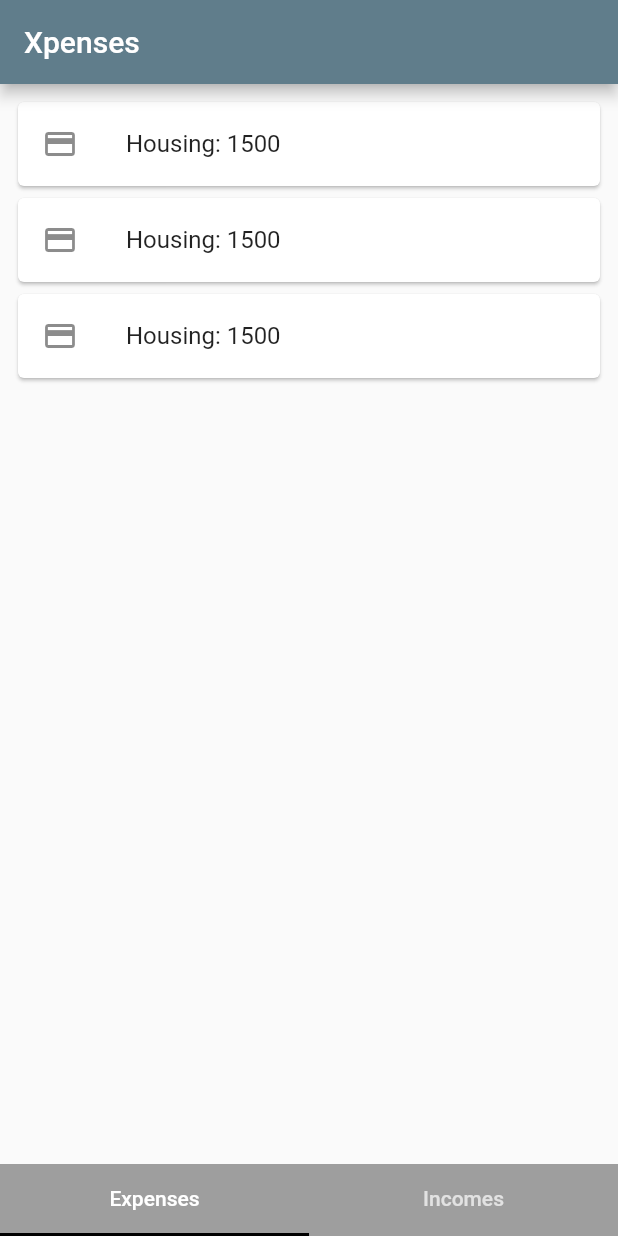
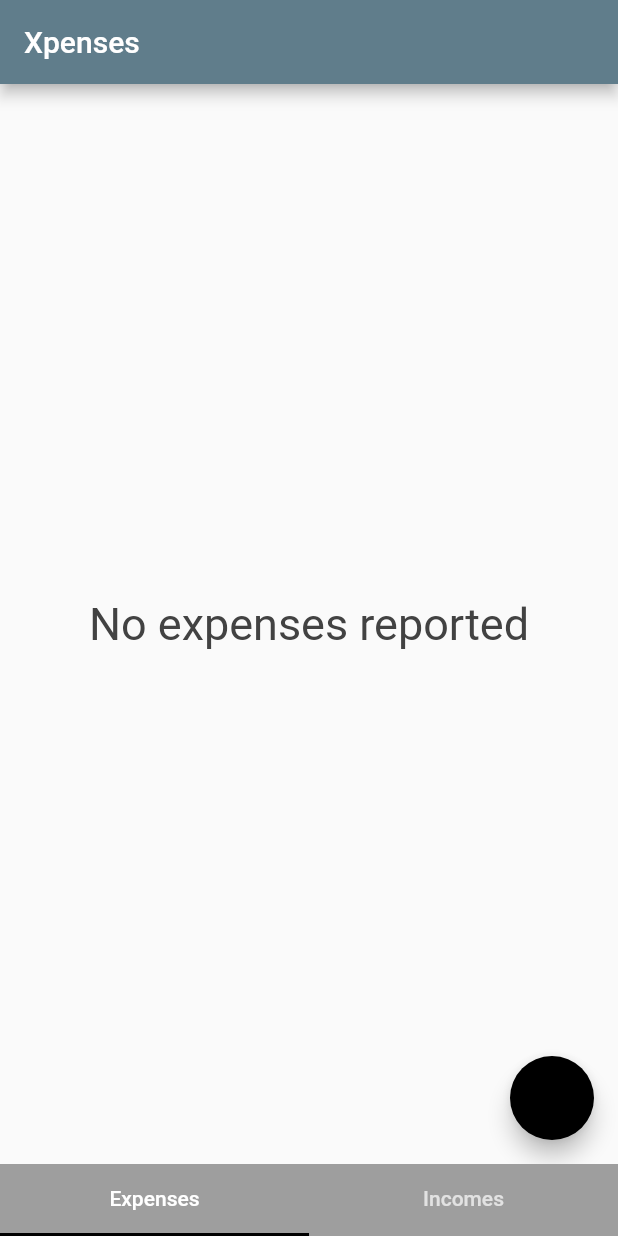
Before and after one commit to Ale6995/xpenses, a Flutter app: the screen it shows after launch, on a phone screen of 412 x 824 dp. Run offline on Flutter 3.47's test engine with Material 2 defaults, Android fonts, the phone set to English and light mode, and no system bars; drawn by our look-alikes of auto_size_text; our stand-ins replace get.

Commit message:
ExpensesController

```diff
--- a/xpenses_app/lib/expenses/expenses.dart
+++ /dev/null
@@ -1,18 +0,0 @@
-import 'package:flutter/material.dart';
-import 'package:get/get.dart';
-import 'package:xpenses_app/screens/tapBar/tapbarController.dart';
-import 'package:xpenses_app/widgets/expenseCard.dart';
-
-class Expenses extends StatelessWidget {
-  @override
-  Widget build(BuildContext context) {
-    return ListView(
-      padding: const EdgeInsets.all(8),
-      children: <Widget>[
-        ExpensesCard(),
-        ExpensesCard(),
-        ExpensesCard(),
-      ],
-    );
-  }
-}
--- /dev/null
+++ b/xpenses_app/lib/models/ExpensesModel.dart
@@ -0,0 +1,11 @@
+class ExpenseModel {
+  final String description;
+  final double value;
+  final String category;
+
+  const ExpenseModel({
+    required this.description,
+    required this.value,
+    required this.category,
+  }) : super();
+}
--- /dev/null
+++ b/xpenses_app/lib/screens/expenses/expenses.dart
@@ -0,0 +1,37 @@
+import 'package:auto_size_text/auto_size_text.dart';
+import 'package:flutter/material.dart';
+import 'package:get/get.dart';
+import 'package:xpenses_app/screens/expenses/expensesController.dart';
+import 'package:xpenses_app/widgets/expenseCard.dart';
+
+class Expenses extends StatelessWidget {
+  ExpensesController controller = Get.put(ExpensesController());
+  @override
+  Widget build(BuildContext context) {
+    return Scaffold(
+      body: GetBuilder<ExpensesController>(
+        builder: (controller) => Container(
+            child: controller.movements.length == 0
+                ? Container(
+                    alignment: Alignment.center,
+                    child: AutoSizeText(
+                      "No expenses reported",
+                      style: TextStyle(color: Colors.grey[800], fontSize: 30),
+                    ),
+                  )
+                : ListView.builder(
+                    itemCount: controller.movements.length,
+                    itemBuilder: (context, index) {
+                      return ExpensesCard(
+                        expense: controller.movements[index],
+                      );
+                    })),
+      ),
+      floatingActionButton: FloatingActionButton(
+        onPressed: () {
+          controller.addExpense("hola", 1000.0, 'housing');
+        },
+      ),
+    );
+  }
+}
--- /dev/null
+++ b/xpenses_app/lib/screens/expenses/expensesController.dart
@@ -0,0 +1,12 @@
+import 'package:get/get.dart';
+import 'package:xpenses_app/models/ExpensesModel.dart';
+
+class ExpensesController extends GetxController {
+  List<ExpenseModel> movements = [];
+
+  addExpense(String description, double value, String category) {
+    movements.add(ExpenseModel(
+        description: description, value: value, category: category));
+    update();
+  }
+}
--- a/xpenses_app/lib/screens/tapBar/tapBar.dart
+++ b/xpenses_app/lib/screens/tapBar/tapBar.dart
@@ -1,7 +1,8 @@
 import 'package:flutter/material.dart';
 import 'package:get/get.dart';
+import 'package:xpenses_app/screens/expenses/expenses.dart';
 import 'package:xpenses_app/screens/incomes/incomesScreen.dart';
-import 'package:xpenses_app/expenses/expenses.dart';
+
 import 'package:xpenses_app/screens/tapBar/tapbarController.dart';
 
 class MyTabBar extends StatelessWidget {
```
Also changed, not shown: xpenses_app/lib/widgets/expenseCard.dart (+8 -1 lines).
